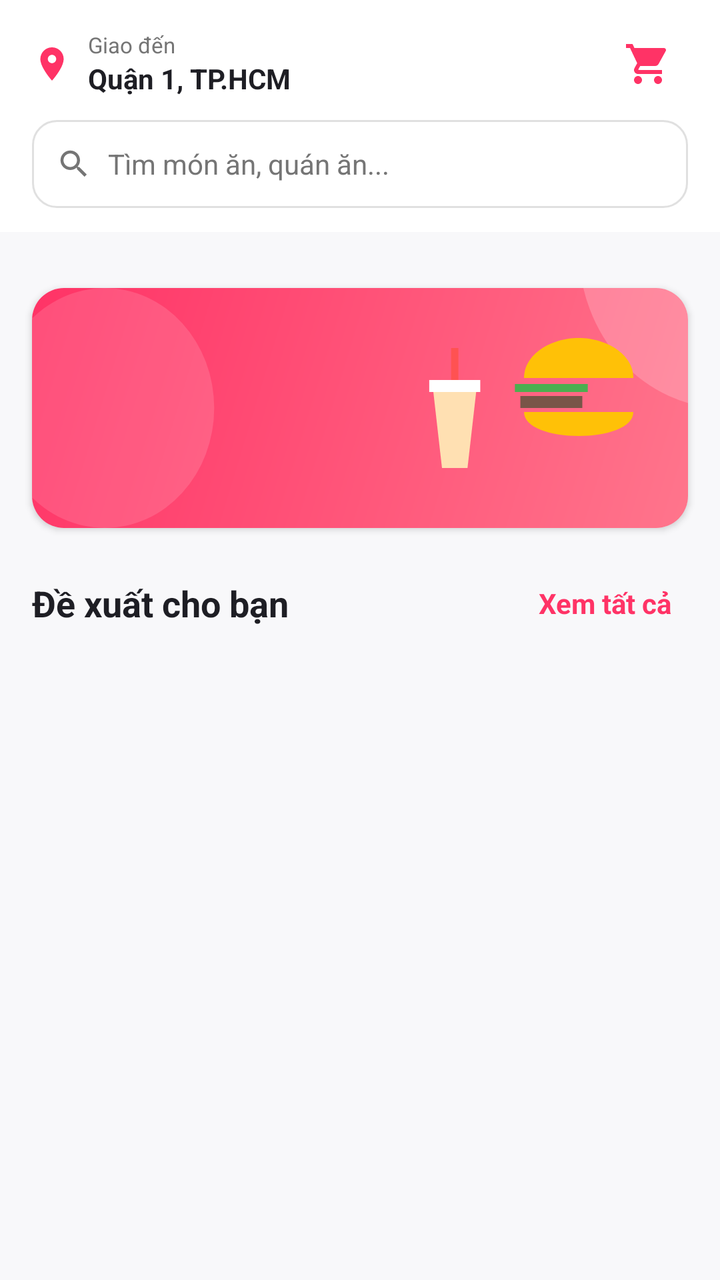
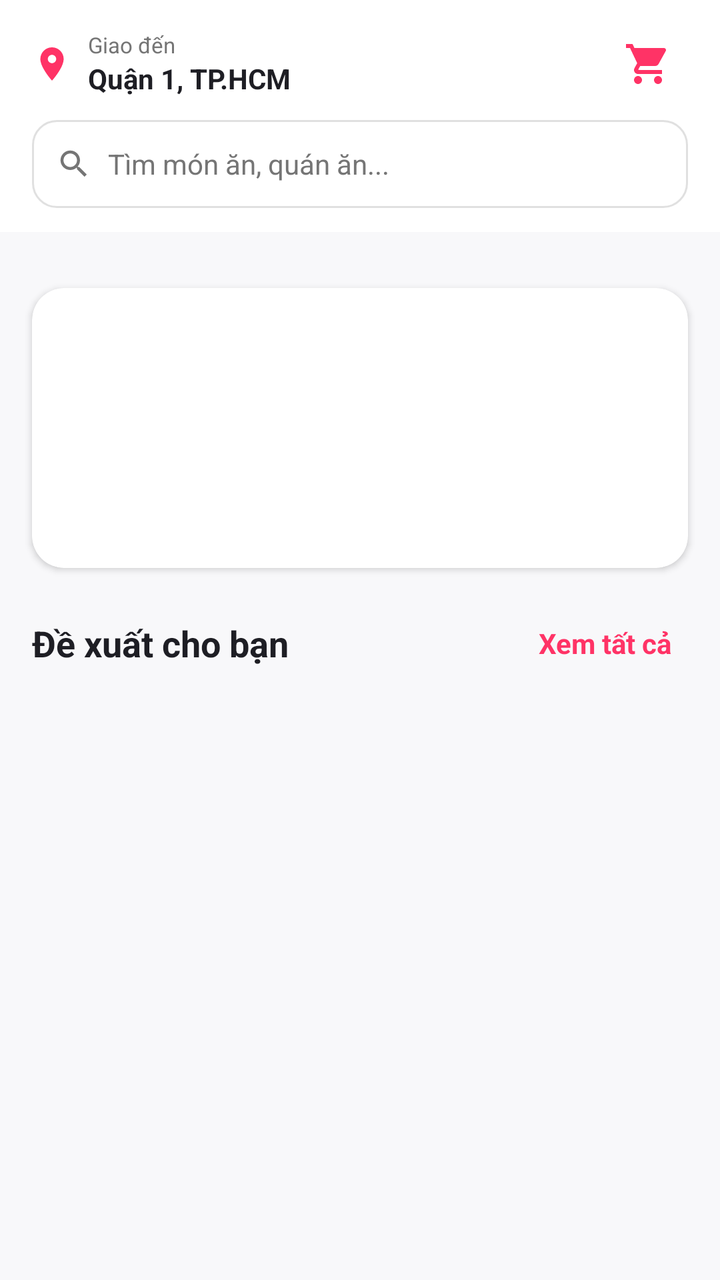

Compare the two renders of this Android layout. The source of the first and the diff that turns it into the second are given below.
<!-- AndroidManifest.xml: application theme Theme.FoodNow -->
<!-- res/layout/fragment_home.xml -->
<?xml version="1.0" encoding="utf-8"?>
<androidx.core.widget.NestedScrollView xmlns:android="http://schemas.android.com/apk/res/android"
    xmlns:app="http://schemas.android.com/apk/res-auto"
    android:layout_width="match_parent"
    android:layout_height="match_parent"
    android:background="@color/bg_light_grey"
    android:fillViewport="true">

    <LinearLayout
        android:layout_width="match_parent"
        android:layout_height="wrap_content"
        android:orientation="vertical"
        android:paddingBottom="24dp">

        
        <LinearLayout
            android:layout_width="match_parent"
            android:layout_height="wrap_content"
            android:background="@color/white"
            android:gravity="center_vertical"
            android:orientation="horizontal"
            android:paddingHorizontal="16dp"
            android:paddingTop="12dp"
            android:paddingBottom="8dp">

            <ImageView
                android:layout_width="20dp"
                android:layout_height="20dp"
                android:contentDescription="Location"
                android:src="@drawable/ic_location"
                app:tint="@color/primary_pink" />

            <LinearLayout
                android:layout_width="0dp"
                android:layout_height="wrap_content"
                android:layout_marginStart="8dp"
                android:layout_weight="1"
                android:orientation="vertical">

                <TextView
                    android:layout_width="wrap_content"
                    android:layout_height="wrap_content"
                    android:text="Giao đến"
                    android:textColor="@color/text_grey"
                    android:textSize="11sp" />

                <TextView
                    android:id="@+id/tvLocation"
                    android:layout_width="wrap_content"
                    android:layout_height="wrap_content"
                    android:text="Quận 1, TP.HCM"
                    android:textColor="@color/text_dark"
                    android:textSize="14sp"
                    android:textStyle="bold" />
            </LinearLayout>

            <ImageButton
                android:id="@+id/btnCartHeader"
                android:layout_width="40dp"
                android:layout_height="40dp"
                android:background="?attr/selectableItemBackgroundBorderless"
                android:contentDescription="Giỏ hàng"
                android:src="@drawable/ic_cart" />
        </LinearLayout>

        
        <LinearLayout
            android:layout_width="match_parent"
            android:layout_height="wrap_content"
            android:background="@color/white"
            android:paddingHorizontal="16dp"
            android:paddingBottom="12dp">

            <LinearLayout
                android:layout_width="match_parent"
                android:layout_height="44dp"
                android:background="@drawable/bg_edittext"
                android:gravity="center_vertical"
                android:orientation="horizontal"
                android:paddingHorizontal="12dp">

                <ImageView
                    android:layout_width="18dp"
                    android:layout_height="18dp"
                    android:contentDescription="Search"
                    android:src="@drawable/ic_search"
                    app:tint="@color/text_grey" />

                <EditText
                    android:id="@+id/etSearch"
                    android:layout_width="match_parent"
                    android:layout_height="match_parent"
                    android:layout_marginStart="8dp"
                    android:background="@null"
                    android:hint="Tìm món ăn, quán ăn..."
                    android:inputType="text"
                    android:textColor="@color/text_dark"
                    android:textColorHint="@color/text_grey"
                    android:textSize="14sp" />
            </LinearLayout>
        </LinearLayout>

        
        <androidx.recyclerview.widget.RecyclerView
            android:id="@+id/rvCategories"
            android:layout_width="match_parent"
            android:layout_height="wrap_content"
            android:layout_marginTop="12dp"
            android:clipToPadding="false"
            android:orientation="horizontal"
            android:paddingHorizontal="12dp"
            app:layoutManager="androidx.recyclerview.widget.LinearLayoutManager" />

        
        <androidx.cardview.widget.CardView
            android:layout_width="match_parent"
            android:layout_height="120dp"
            android:layout_marginHorizontal="16dp"
            android:layout_marginTop="16dp"
            app:cardCornerRadius="16dp"
            app:cardElevation="2dp">

            <ImageView
                android:id="@+id/ivBanner"
                android:layout_width="match_parent"
                android:layout_height="match_parent"
                android:contentDescription="Banner"
                android:scaleType="fitXY"
                android:src="@drawable/ic_banner_promo" />
        </androidx.cardview.widget.CardView>

        
        <LinearLayout
            android:layout_width="match_parent"
            android:layout_height="wrap_content"
            android:layout_marginTop="20dp"
            android:gravity="center_vertical"
            android:orientation="horizontal"
            android:paddingHorizontal="16dp">

            <TextView
                android:layout_width="0dp"
                android:layout_height="wrap_content"
                android:layout_weight="1"
                android:text="Đề xuất cho bạn"
                android:textColor="@color/text_dark"
                android:textSize="18sp"
                android:textStyle="bold" />

            <TextView
                android:id="@+id/tvSeeAllRecommended"
                android:layout_width="wrap_content"
                android:layout_height="wrap_content"
                android:padding="8dp"
                android:text="Xem tất cả"
                android:textColor="@color/primary_pink"
                android:textSize="14sp"
                android:textStyle="bold" />
        </LinearLayout>

        
        <androidx.recyclerview.widget.RecyclerView
            android:id="@+id/rvRecommendedFoods"
            android:layout_width="match_parent"
            android:layout_height="wrap_content"
            android:layout_marginTop="8dp"
            android:paddingHorizontal="12dp" />

    </LinearLayout>
</androidx.core.widget.NestedScrollView>
<!-- resources referenced by this layout -->
<resources>
  <color name="bg_light_grey">#F8F8FA</color>
  <color name="primary_pink">#FF3366</color>
  <color name="text_dark">#1E1E24</color>
  <color name="text_grey">#757575</color>
  <color name="white">#FFFFFF</color>
  <!-- drawable bg_edittext (drawable) -->
  <?xml version="1.0" encoding="utf-8"?>
  <shape xmlns:android="http://schemas.android.com/apk/res/android"
      android:shape="rectangle">
      <solid android:color="@color/white" />
      <stroke android:width="1dp" android:color="@color/border_grey" />
      <corners android:radius="12dp" />
  </shape>
  <!-- drawable ic_banner_promo (drawable) -->
  <vector xmlns:android="http://schemas.android.com/apk/res/android"
      xmlns:aapt="http://schemas.android.com/aapt"
      android:width="360dp"
      android:height="120dp"
      android:viewportWidth="360"
      android:viewportHeight="120">
  
    
    <path android:pathData="M0,0h360v120H0z">
      <aapt:attr name="android:fillColor">
        <gradient
            android:startX="0"
            android:startY="0"
            android:endX="360"
            android:endY="120"
            android:type="linear">
          <item android:offset="0.0" android:color="#FFFF3366"/>
          <item android:offset="1.0" android:color="#FFFF758C"/>
        </gradient>
      </aapt:attr>
    </path>
  
    
    <path
        android:fillColor="#33FFFFFF"
        android:pathData="M300,-20a80,80 0,1 0,160 0a80,80 0,1 0,-160 0"/>
    <path
        android:fillColor="#22FFFFFF"
        android:pathData="M-20,60a60,60 0,1 0,120 0a60,60 0,1 0,-120 0"/>
  
    
    
    <path
        android:fillColor="#FFFFC107"
        android:pathData="M270,45c0,-12 15,-20 30,-20s30,8 30,20z"/>
    <path
        android:fillColor="#FF4CAF50"
        android:pathData="M265,48h40v4h-40z"/>
    <path
        android:fillColor="#FF795548"
        android:pathData="M268,54h34v6h-34z"/>
    <path
        android:fillColor="#FFFFC107"
        android:pathData="M270,62c0,8 15,12 30,12s30,-4 30,-12z"/>
  
    
    <path
        android:fillColor="#FFE0B2"
        android:pathData="M220,50h24l-5,40h-14z"/>
    <path
        android:fillColor="#FFFF5252"
        android:pathData="M230,30h4v20h-4z"/>
    <path
        android:fillColor="#FFFFFF"
        android:pathData="M218,46h28v6h-28z"/>
  
  </vector>
  <!-- drawable ic_location (drawable) -->
  <vector xmlns:android="http://schemas.android.com/apk/res/android"
      android:width="24dp"
      android:height="24dp"
      android:viewportWidth="24"
      android:viewportHeight="24">
    <path
        android:fillColor="#FFFF3366"
        android:pathData="M12,2C8.13,2 5,5.13 5,9c0,5.25 7,13 7,13s7,-7.75 7,-13c0,-3.87 -3.13,-7 -7,-7zM12,11.5c-1.38,0 -2.5,-1.12 -2.5,-2.5s1.12,-2.5 2.5,-2.5 2.5,1.12 2.5,2.5 -1.12,2.5 -2.5,2.5z"/>
  </vector>
  <!-- drawable ic_search (drawable) -->
  <vector xmlns:android="http://schemas.android.com/apk/res/android"
      android:width="24dp"
      android:height="24dp"
      android:viewportWidth="24"
      android:viewportHeight="24">
    <path
        android:fillColor="#FF757575"
        android:pathData="M15.5,14h-0.79l-0.28,-0.27C15.41,12.59 16,11.11 16,9.5 16,5.91 13.09,3 9.5,3S3,5.91 3,9.5 5.91,16 9.5,16c1.61,0 3.09,-0.59 4.23,-1.57l0.27,0.28v0.79l5,4.99L20.49,19l-4.99,-5zM9.5,14C7.01,14 5,11.99 5,9.5S7.01,5 9.5,5 14,7.01 14,9.5 11.99,14 9.5,14z"/>
  </vector>
  <color name="border_grey">#E0E0E0</color>
  <color name="primary_pink_dark">#E62E5C</color>
  <color name="coral_accent">#FF5252</color>
  <!-- unchanged entries left out for length: 2 -->
</resources>

<!-- the commit's change to res/layout/fragment_home.xml (unified diff, before → after) -->
@@ -114,19 +114,16 @@
         
         <androidx.cardview.widget.CardView
             android:layout_width="match_parent"
-            android:layout_height="120dp"
+            android:layout_height="140dp"
             android:layout_marginHorizontal="16dp"
             android:layout_marginTop="16dp"
             app:cardCornerRadius="16dp"
             app:cardElevation="2dp">
 
-            <ImageView
-                android:id="@+id/ivBanner"
+            <androidx.viewpager2.widget.ViewPager2
+                android:id="@+id/viewPagerBanner"
                 android:layout_width="match_parent"
-                android:layout_height="match_parent"
-                android:contentDescription="Banner"
-                android:scaleType="fitXY"
-                android:src="@drawable/ic_banner_promo" />
+                android:layout_height="match_parent" />
         </androidx.cardview.widget.CardView>
 
         
<!-- resource entries referenced after the edit -->
@@ -13,64 +13,6 @@
       <stroke android:width="1dp" android:color="@color/border_grey" />
       <corners android:radius="12dp" />
   </shape>
-  <!-- drawable ic_banner_promo (drawable) -->
-  <vector xmlns:android="http://schemas.android.com/apk/res/android"
-      xmlns:aapt="http://schemas.android.com/aapt"
-      android:width="360dp"
-      android:height="120dp"
-      android:viewportWidth="360"
-      android:viewportHeight="120">
-  
-    
-    <path android:pathData="M0,0h360v120H0z">
-      <aapt:attr name="android:fillColor">
-        <gradient
-            android:startX="0"
-            android:startY="0"
-            android:endX="360"
-            android:endY="120"
-            android:type="linear">
-          <item android:offset="0.0" android:color="#FFFF3366"/>
-          <item android:offset="1.0" android:color="#FFFF758C"/>
-        </gradient>
-      </aapt:attr>
-    </path>
-  
-    
-    <path
-        android:fillColor="#33FFFFFF"
-        android:pathData="M300,-20a80,80 0,1 0,160 0a80,80 0,1 0,-160 0"/>
-    <path
-        android:fillColor="#22FFFFFF"
-        android:pathData="M-20,60a60,60 0,1 0,120 0a60,60 0,1 0,-120 0"/>
-  
-    
-    
-    <path
-        android:fillColor="#FFFFC107"
-        android:pathData="M270,45c0,-12 15,-20 30,-20s30,8 30,20z"/>
-    <path
-        android:fillColor="#FF4CAF50"
-        android:pathData="M265,48h40v4h-40z"/>
-    <path
-        android:fillColor="#FF795548"
-        android:pathData="M268,54h34v6h-34z"/>
-    <path
-        android:fillColor="#FFFFC107"
-        android:pathData="M270,62c0,8 15,12 30,12s30,-4 30,-12z"/>
-  
-    
-    <path
-        android:fillColor="#FFE0B2"
-        android:pathData="M220,50h24l-5,40h-14z"/>
-    <path
-        android:fillColor="#FFFF5252"
-        android:pathData="M230,30h4v20h-4z"/>
-    <path
-        android:fillColor="#FFFFFF"
-        android:pathData="M218,46h28v6h-28z"/>
-  
-  </vector>
   <!-- drawable ic_location (drawable) -->
   <vector xmlns:android="http://schemas.android.com/apk/res/android"
       android:width="24dp"
